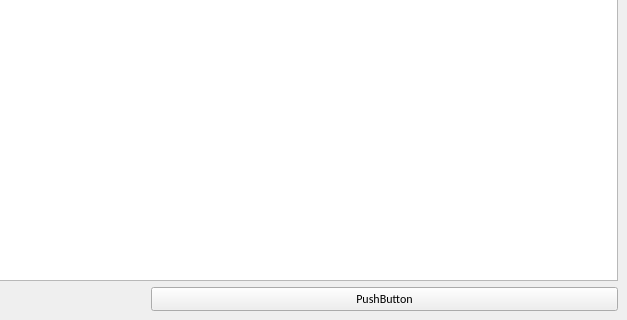
Qt form ui/mainwindow.ui (Ilase/xUtiles) before a commit; both pictures show x 668 to 1295 and y 428 to 748 of the 1295 by 748 pixel window.
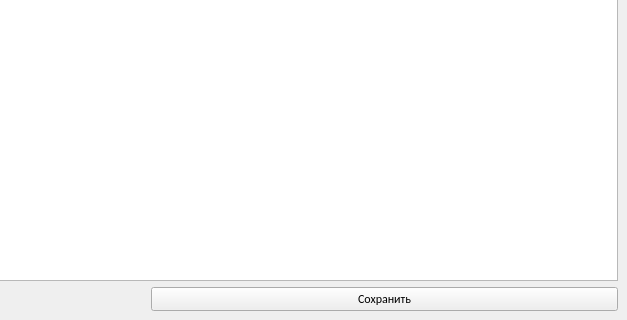
The same form after that commit.

```diff
--- a/ui/mainwindow.ui
+++ b/ui/mainwindow.ui
@@ -2204,7 +2204,7 @@
              <item row="2" column="2">
               <widget class="QPushButton" name="saveModprobeFile">
                <property name="text">
-                <string>PushButton</string>
+                <string>Сохранить</string>
                </property>
               </widget>
              </item>
```
